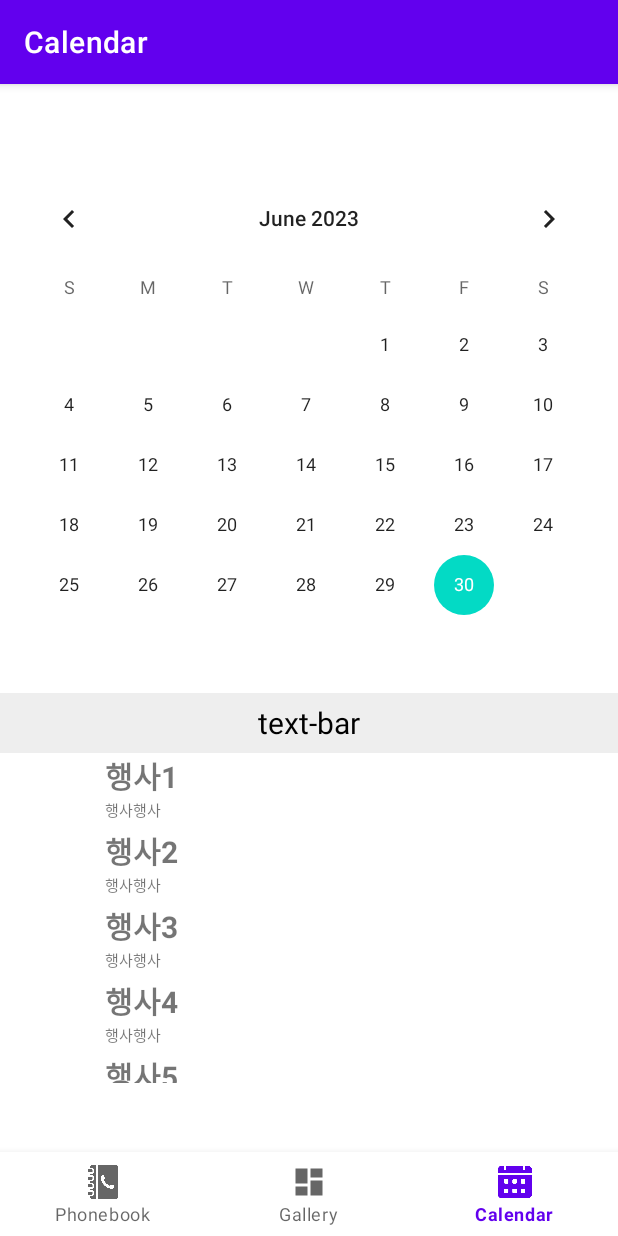
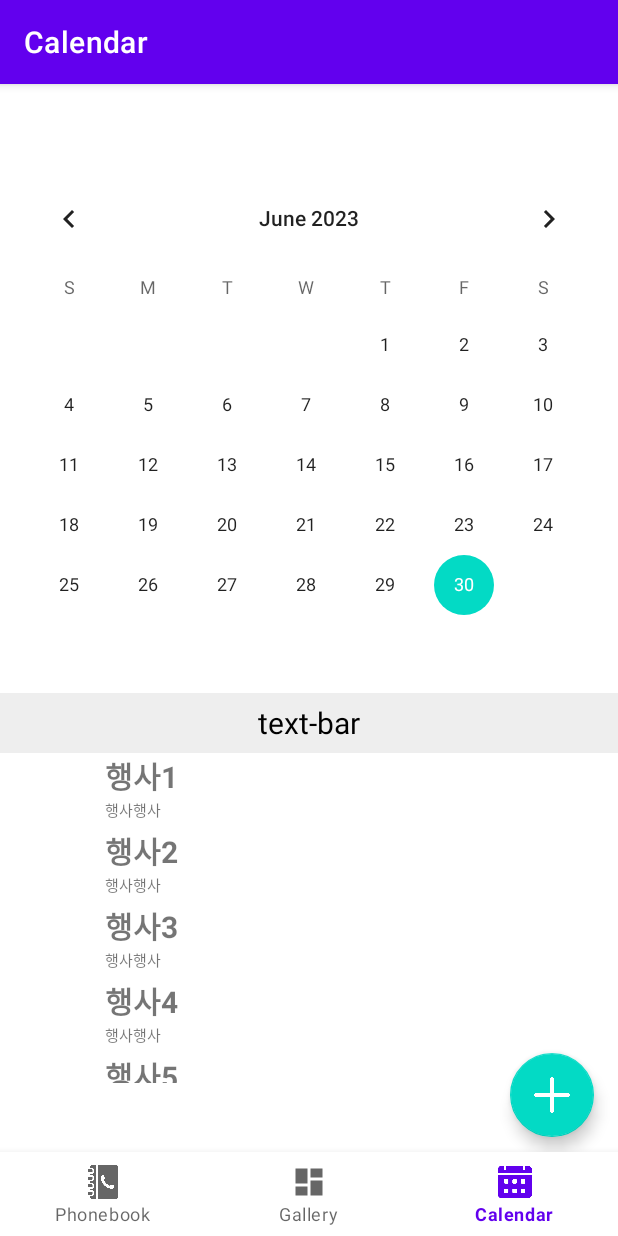
Before and after one commit to Prolog365/Prolog365, an Android app: the CalendarFragment screen opened through its navigation route, on a phone screen of 412 x 824 dp. Run offline under Robolectric (Android 15) with nearby library versions, the light colour scheme and no system bars; our stand-ins replace navigation-ui.

Commit message:
FEAT) floating action button add

```diff
--- a/prolog365/app/src/main/res/layout/fragment_calendar.xml
+++ b/prolog365/app/src/main/res/layout/fragment_calendar.xml
@@ -36,6 +36,18 @@
         app:layout_constraintLeft_toLeftOf="parent"
         app:layout_constraintRight_toRightOf="parent" />
 
+    <com.google.android.material.floatingactionbutton.FloatingActionButton
+        android:id="@+id/calender_floating_action_button"
+        android:layout_width="wrap_content"
+        android:layout_height="wrap_content"
+        android:layout_gravity="end|bottom"
+        android:src="@drawable/plus"
+        android:layout_margin="16dp"
+        app:layout_constraintBottom_toBottomOf="parent"
+        app:layout_constraintEnd_toEndOf="parent"
+        app:tint="@color/white"
+        />
+
 
 
 
```
